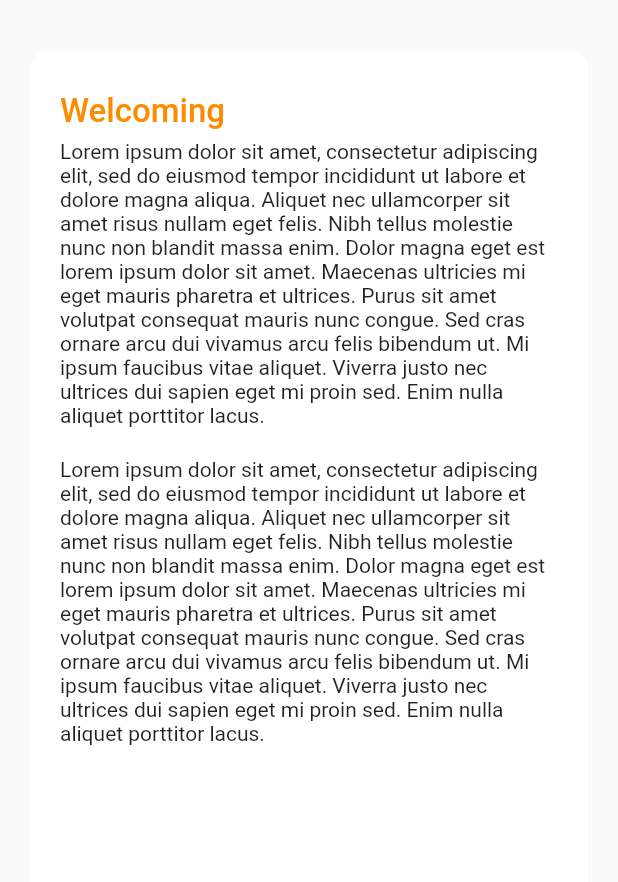
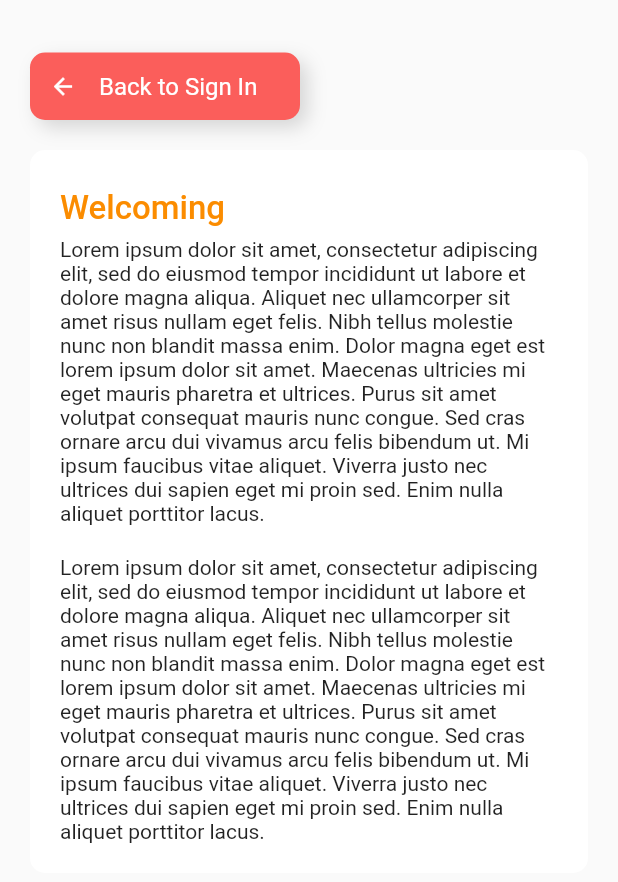
Before and after one commit to fauzanreza/mi_fik, a Flutter app: the GetWelcoming widget shown alone on an empty page, opened directly, on a phone screen of 412 x 824 dp. Shown: the top 882 px of the screen. Run offline on Flutter 3.47's test engine with Material 2 defaults, Android fonts, the phone set to English and light mode, and no system bars; our stand-ins replace chewie, cloud_firestore, firebase_core, firebase_crashlytics, firebase_messaging, firebase_storage and 16 more; missing offline and left inert: flutter_email_sender, full_screen_menu, internet_file, onboarding, pdfx; accounts and stored records are empty; network calls fail.

Commit message:
register and unfinished regis route

```diff
--- a/lib/Components/Forms/input.dart
+++ b/lib/Components/Forms/input.dart
@@ -35,8 +35,8 @@ Widget getInputText(int len, var ctrl, bool secure) {
   );
 }
 
-Widget getInputTextRegis(
-    int len, String type, var ctx, AuthCommandsService api, var refresh) {
+Widget getInputTextRegis(int len, String type, var ctx, AuthCommandsService api,
+    var refresh, String hint) {
   void checkAccount() async {
     RegisteredModel data = RegisteredModel(
       username: usernameAvaiabilityCheck.trim(),
@@ -91,6 +91,7 @@ Widget getInputTextRegis(
         contentPadding: const EdgeInsets.symmetric(vertical: 0, horizontal: 10),
         fillColor: mainbg,
         filled: true,
+        hintText: hint,
         border: InputBorder.none,
         enabledBorder: OutlineInputBorder(
           borderRadius: BorderRadius.circular(10),
--- a/lib/Pages/Landings/RegisterPage/Usecases/get_welcoming.dart
+++ b/lib/Pages/Landings/RegisterPage/Usecases/get_welcoming.dart
@@ -1,6 +1,10 @@
 import 'package:flutter/material.dart';
+import 'package:get/get.dart';
 import 'package:mi_fik/Components/Typography/title.dart';
+import 'package:mi_fik/Modules/Variables/global.dart';
 import 'package:mi_fik/Modules/Variables/style.dart';
+import 'package:mi_fik/Pages/Landings/LoginPage/index.dart';
+import 'package:shared_preferences/shared_preferences.dart';
 
 class GetWelcoming extends StatefulWidget {
   const GetWelcoming({Key key}) : super(key: key);
@@ -16,11 +20,62 @@ class _GetWelcoming extends State<GetWelcoming> {
 
     return ListView(
       children: [
+        Row(
+          children: [
+            InkWell(
+              onTap: () async {
+                indexRegis = 0;
+                usernameAvaiabilityCheck = "";
+                emailAvaiabilityCheck = "";
+                passRegisCtrl = "";
+                fnameRegisCtrl = "";
+                lnameRegisCtrl = "";
+                validRegisCtrl = 2023;
+                isCheckedRegister = false;
+                isFillForm = false;
+                isChooseRole = false;
+                checkAvaiabilityRegis = false;
+                isFinishedRegis = false;
+                final prefs = await SharedPreferences.getInstance();
+                await prefs.clear();
+
+                Get.offAll(() => const LoginPage());
+              },
+              child: Container(
+                margin: EdgeInsets.only(
+                    left: paddingMD, right: paddingMD, top: paddingLg),
+                padding: EdgeInsets.all(paddingSM - 2),
+                width: 180,
+                decoration: BoxDecoration(
+                    color: dangerColor,
+                    boxShadow: [
+                      BoxShadow(
+                        color: const Color.fromARGB(255, 128, 128, 128)
+                            .withOpacity(0.3),
+                        blurRadius: 10.0,
+                        spreadRadius: 0.0,
+                        offset: const Offset(
+                          5.0,
+                          5.0,
+                        ),
+                      )
+                    ],
+                    borderRadius: const BorderRadius.all(Radius.circular(10))),
+                child: Row(
+                  children: [
+                    Icon(Icons.arrow_back, color: whitebg, size: iconMD),
+                    SizedBox(width: paddingSM),
+                    Text("Back to Sign In",
+                        style: TextStyle(color: whitebg, fontSize: textMD))
+                  ],
+                ),
+              ),
+            ),
+          ],
+        ),
         Container(
-          height: fullHeight * 0.75,
           padding: EdgeInsets.all(paddingMD),
-          margin:
-              EdgeInsets.fromLTRB(paddingMD, paddingLg, paddingMD, paddingMD),
+          margin: EdgeInsets.all(paddingMD),
           decoration: BoxDecoration(
               borderRadius: const BorderRadius.all(Radius.circular(10)),
               color: whitebg),
--- a/lib/Pages/SubMenus/ManageRolePage/index.dart
+++ b/lib/Pages/SubMenus/ManageRolePage/index.dart
@@ -32,7 +32,7 @@ class _RolePage extends State<RolePage> {
     return SafeArea(
       maintainBottomViewPadding: false,
       child: FutureBuilder(
-        future: apiQuery.getMyReq(),
+        future: apiQuery.getMyReq(true),
         builder: (BuildContext context,
             AsyncSnapshot<List<UserRequestModel>> snapshot) {
           if (snapshot.hasError) {
--- a/lib/main.dart
+++ b/lib/main.dart
@@ -183,7 +183,7 @@ class _MyApp extends State<MyApp> {
                 theme: ThemeData(
                   primarySwatch: Colors.blue,
                 ),
-                home: const RegisterPage(),
+                home: RegisterPage(isLogged: true),
               );
             }
           } else {
```
Also changed, not shown: lib/Modules/APIs/AuthApi/Services/commands.dart (+39 -0 lines), lib/Modules/APIs/UserApi/Services/queries.dart (+31 -5 lines), lib/Modules/Variables/global.dart (+17 -0 lines), lib/Pages/Landings/LoginPage/Usecases/post_login.dart (+6 -3 lines), lib/Pages/Landings/RegisterPage/Usecases/set_profile_data.dart (+49 -5 lines), lib/Pages/Landings/RegisterPage/index.dart (+26 -35 lines).
